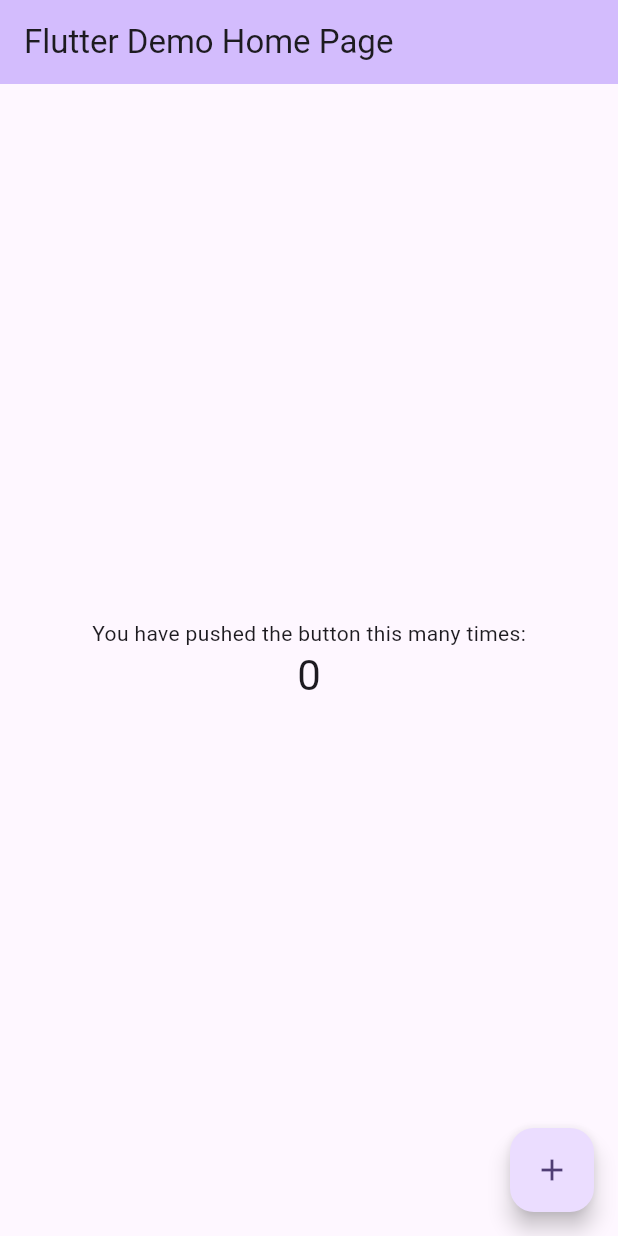
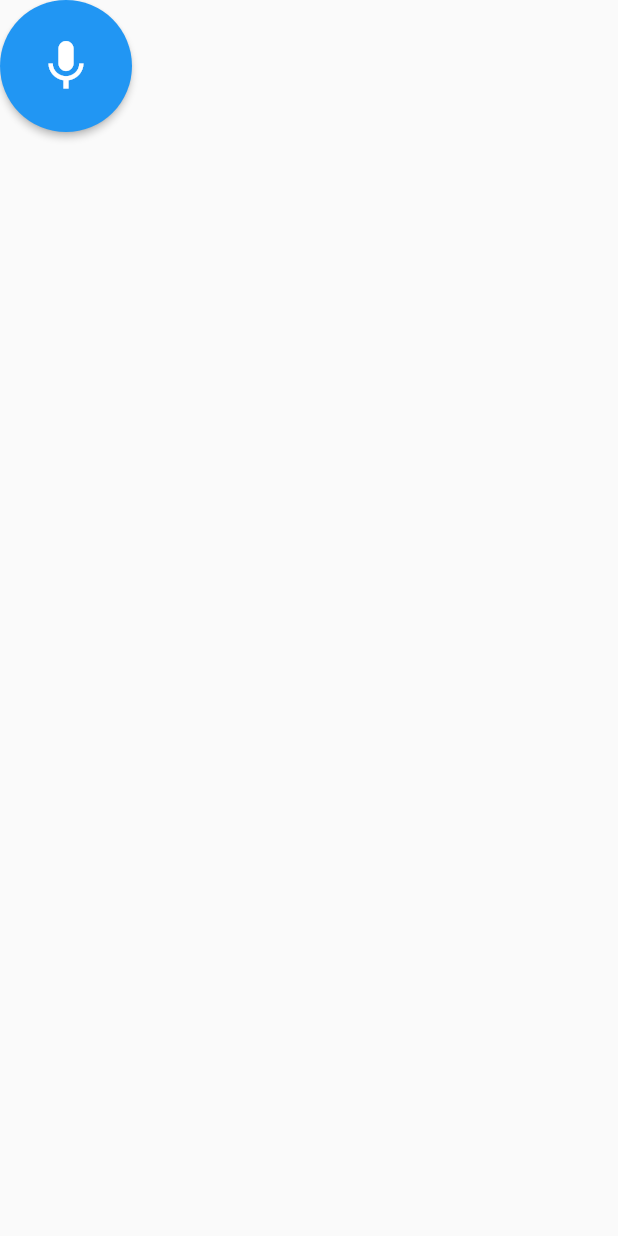
Before and after one commit to EliottClavier/T-AIA-901, a Flutter app: the screen it shows after launch, on a phone screen of 412 x 824 dp. Run offline on Flutter 3.47's test engine with Material 2 defaults, Android fonts, the light colour scheme and no system bars; our stand-ins replace speech_to_text.

Commit message:
[AIA-FRONT] Init speech to text page

```diff
--- /dev/null
+++ b/mobile/lib/VoiceRecognitionPage.dart
@@ -0,0 +1,71 @@
+import 'package:flutter/material.dart';
+import 'package:speech_to_text/speech_to_text.dart' as stt;
+
+class VoiceRecognitionPage extends StatefulWidget {
+  @override
+  _VoiceRecognitionPageState createState() => _VoiceRecognitionPageState();
+}
+
+class _VoiceRecognitionPageState extends State<VoiceRecognitionPage> {
+  late stt.SpeechToText _speech;
+  bool _isListening = false;
+  String _text = '';
+
+  @override
+  void initState() {
+    super.initState();
+    _speech = stt.SpeechToText();
+  }
+
+  @override
+  Widget build(BuildContext context) {
+    return Scaffold(
+      body: Column(
+        mainAxisAlignment: MainAxisAlignment.center,
+        children: [
+          ElevatedButton(
+            onPressed: _listen,
+            child: Icon(Icons.mic, size: 40),
+            style: ElevatedButton.styleFrom(
+              shape: CircleBorder(),
+              padding: EdgeInsets.all(24),
+              primary: Colors.blue,
+              onPrimary: Colors.white,
+            ),
+          ),
+          SizedBox(height: 30),
+          Expanded(
+            child: SingleChildScrollView(
+              reverse: true,
+              child: Text(
+                _text,
+                style: TextStyle(fontSize: 20),
+              ),
+            ),
+          ),
+        ],
+      ),
+    );
+  }
+
+  void _listen() async {
+    print("listnening...");
+    if (!_isListening) {
+      bool available = await _speech.initialize(
+        onStatus: (val) => setState(() => _isListening = val == 'listening'),
+      );
+      if (available) {
+        print("available");
+        _speech.listen(
+          onResult: (val) => setState(() {
+            print(val);
+            _text = val.recognizedWords;
+          }),
+        );
+      }
+    } else {
+      _speech.stop();
+      setState(() => _isListening = false);
+    }
+  }
+}
--- a/mobile/lib/main.dart
+++ b/mobile/lib/main.dart
@@ -1,125 +1,17 @@
 import 'package:flutter/material.dart';
+import 'VoiceRecognitionPage.dart';
 
-void main() {
-  runApp(const MyApp());
-}
+void main() => runApp(MyApp());
 
 class MyApp extends StatelessWidget {
-  const MyApp({super.key});
-
-  // This widget is the root of your application.
   @override
   Widget build(BuildContext context) {
     return MaterialApp(
-      title: 'Flutter Demo',
+      title: 'Voice Recognition App',
       theme: ThemeData(
-        // This is the theme of your application.
-        //
-        // TRY THIS: Try running your application with "flutter run". You'll see
-        // the application has a blue toolbar. Then, without quitting the app,
-        // try changing the seedColor in the colorScheme below to Colors.green
-        // and then invoke "hot reload" (save your changes or press the "hot
-        // reload" button in a Flutter-supported IDE, or press "r" if you used
-        // the command line to start the app).
-        //
-        // Notice that the counter didn't reset back to zero; the application
-        // state is not lost during the reload. To reset the state, use hot
-        // restart instead.
-        //
-        // This works for code too, not just values: Most code changes can be
-        // tested with just a hot reload.
-        colorScheme: ColorScheme.fromSeed(seedColor: Colors.deepPurple),
-        useMaterial3: true,
+        primarySwatch: Colors.blue,
       ),
-      home: const MyHomePage(title: 'Flutter Demo Home Page'),
+      home: VoiceRecognitionPage(), // Définissez VoiceRecognitionPage comme page d'accueil
     );
   }
 }
-
-class MyHomePage extends StatefulWidget {
-  const MyHomePage({super.key, required this.title});
-
-  // This widget is the home page of your application. It is stateful, meaning
-  // that it has a State object (defined below) that contains fields that affect
-  // how it looks.
-
-  // This class is the configuration for the state. It holds the values (in this
-  // case the title) provided by the parent (in this case the App widget) and
-  // used by the build method of the State. Fields in a Widget subclass are
-  // always marked "final".
-
-  final String title;
-
-  @override
-  State<MyHomePage> createState() => _MyHomePageState();
-}
-
-class _MyHomePageState extends State<MyHomePage> {
-  int _counter = 0;
-
-  void _incrementCounter() {
-    setState(() {
-      // This call to setState tells the Flutter framework that something has
-      // changed in this State, which causes it to rerun the build method below
-      // so that the display can reflect the updated values. If we changed
-      // _counter without calling setState(), then the build method would not be
-      // called again, and so nothing would appear to happen.
-      _counter++;
-    });
-  }
-
-  @override
-  Widget build(BuildContext context) {
-    // This method is rerun every time setState is called, for instance as done
-    // by the _incrementCounter method above.
-    //
-    // The Flutter framework has been optimized to make rerunning build methods
-    // fast, so that you can just rebuild anything that needs updating rather
-    // than having to individually change instances of widgets.
-    return Scaffold(
-      appBar: AppBar(
-        // TRY THIS: Try changing the color here to a specific color (to
-        // Colors.amber, perhaps?) and trigger a hot reload to see the AppBar
-        // change color while the other colors stay the same.
-        backgroundColor: Theme.of(context).colorScheme.inversePrimary,
-        // Here we take the value from the MyHomePage object that was created by
-        // the App.build method, and use it to set our appbar title.
-        title: Text(widget.title),
-      ),
-      body: Center(
-        // Center is a layout widget. It takes a single child and positions it
-        // in the middle of the parent.
-        child: Column(
-          // Column is also a layout widget. It takes a list of children and
-          // arranges them vertically. By default, it sizes itself to fit its
-          // children horizontally, and tries to be as tall as its parent.
-          //
-          // Column has various properties to control how it sizes itself and
-          // how it positions its children. Here we use mainAxisAlignment to
-          // center the children vertically; the main axis here is the vertical
-          // axis because Columns are vertical (the cross axis would be
-          // horizontal).
-          //
-          // TRY THIS: Invoke "debug painting" (choose the "Toggle Debug Paint"
-          // action in the IDE, or press "p" in the console), to see the
-          // wireframe for each widget.
-          mainAxisAlignment: MainAxisAlignment.center,
-          children: <Widget>[
-            const Text(
-              'You have pushed the button this many times:',
-            ),
-            Text(
-              '$_counter',
-              style: Theme.of(context).textTheme.headlineMedium,
-            ),
-          ],
-        ),
-      ),
-      floatingActionButton: FloatingActionButton(
-        onPressed: _incrementCounter,
-        tooltip: 'Increment',
-        child: const Icon(Icons.add),
-      ), // This trailing comma makes auto-formatting nicer for build methods.
-    );
-  }
-}
```
Also changed, not shown: mobile/pubspec.yaml (+5 -84 lines), mobile/pubspec.lock, 7 other files.
